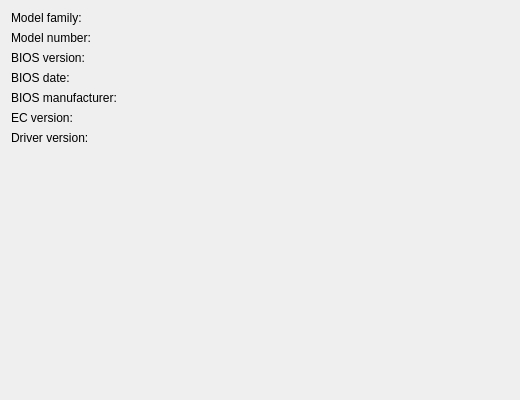
Before: the Qt Designer form kcm/sysinfo.ui in jfmcarreira/ktoshiba, drawn with Qt 5.
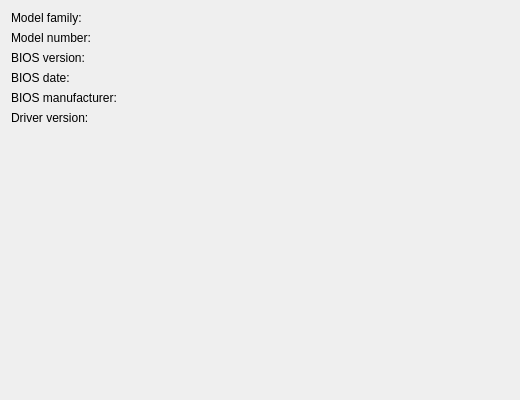
After: the same form once the commit is applied.

The edit to the form file:
```diff
--- a/kcm/sysinfo.ui
+++ b/kcm/sysinfo.ui
@@ -112,34 +112,14 @@
       </widget>
      </item>
      <item row="5" column="0">
-      <widget class="QLabel" name="ec_version_label">
-       <property name="text">
-        <string>EC version:</string>
-       </property>
-      </widget>
-     </item>
-     <item row="5" column="1" alignment="Qt::AlignRight">
-      <widget class="QLabel" name="ec_version">
-       <property name="frameShape">
-        <enum>QFrame::NoFrame</enum>
-       </property>
-       <property name="text">
-        <string/>
-       </property>
-      </widget>
-     </item>
-     <item row="6" column="0">
       <widget class="QLabel" name="driver_version_label">
        <property name="text">
         <string>Driver version:</string>
        </property>
       </widget>
      </item>
-     <item row="6" column="1" alignment="Qt::AlignRight">
+     <item row="5" column="1" alignment="Qt::AlignRight">
       <widget class="QLabel" name="driver_version">
-       <property name="frameShape">
-        <enum>QFrame::NoFrame</enum>
-       </property>
        <property name="text">
         <string/>
        </property>
```
Left out of the diff: 26 changed lines with no effect on the pictures.
